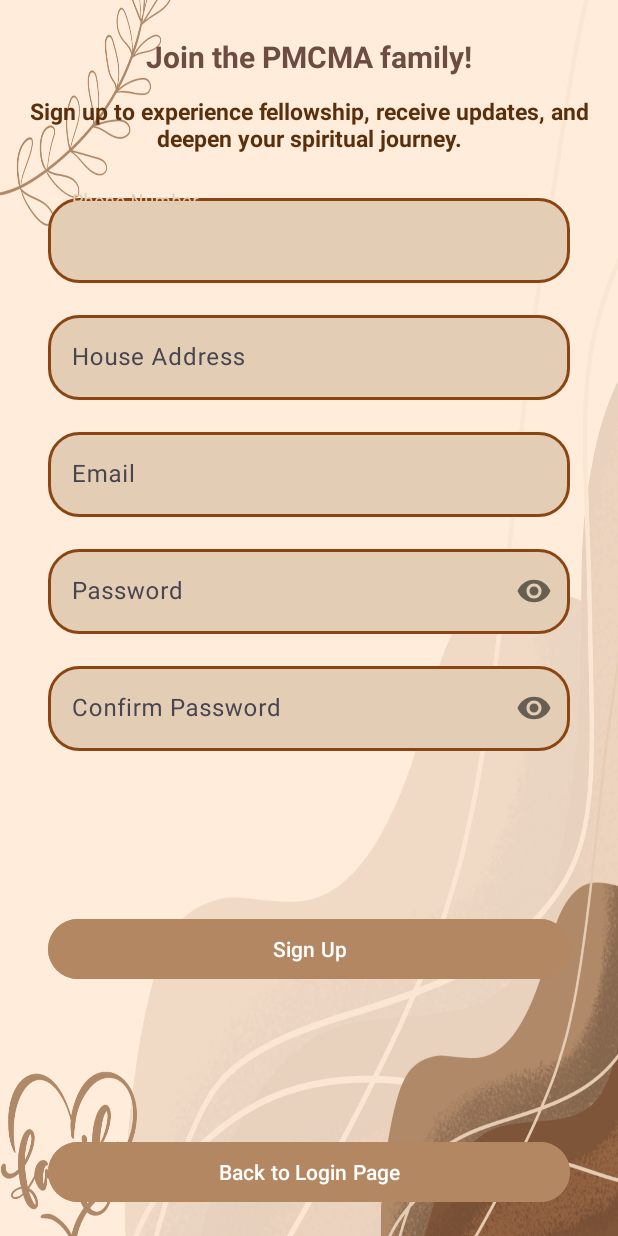
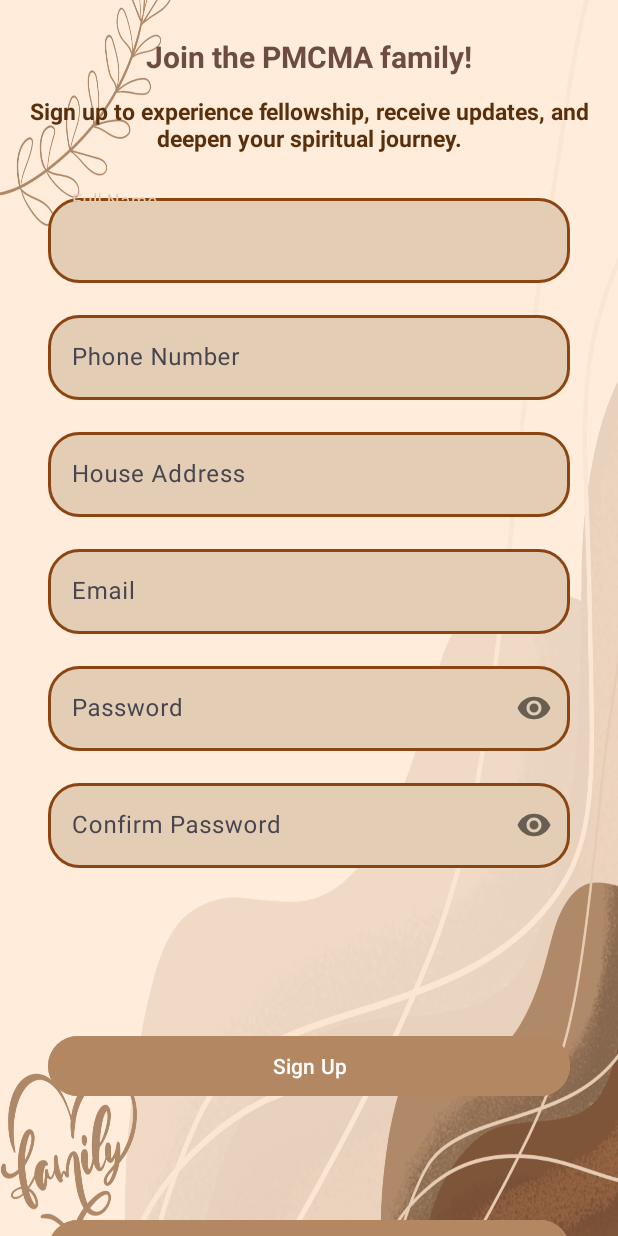
Before and after one commit to XBCAD7319-Group17/PMC-App, an Android app: the Register screen opened directly, with no data from a screen before it, after a tap on "Sign Up", on a phone screen of 412 x 824 dp. Run offline under Robolectric (Android 15) with nearby library versions, the phone set to English and light mode, and no system bars; our stand-ins replace Firebase (no records; nobody signed in at launch, a user with empty details on screens opened directly).

Commit message:
Register and Login Fix

```diff
--- a/app/src/main/java/com/pmcmaApp/pmcma/Register.kt
+++ b/app/src/main/java/com/pmcmaApp/pmcma/Register.kt
@@ -13,11 +13,13 @@ import com.google.firebase.auth.FirebaseAuthInvalidCredentialsException
 import com.google.firebase.auth.FirebaseAuthUserCollisionException
 import com.google.firebase.auth.FirebaseAuthWeakPasswordException
 import com.google.firebase.firestore.FirebaseFirestore
+import com.google.firebase.auth.UserProfileChangeRequest
 import java.lang.Exception
 
 class Register : AppCompatActivity() {
 
     // Variables for buttons
+    private lateinit var fullName: EditText
     private lateinit var phoneNumber: EditText
     private lateinit var houseAddress: EditText
     private lateinit var RegEmail: EditText
@@ -34,6 +36,7 @@ class Register : AppCompatActivity() {
         setContentView(R.layout.activity_register)
 
         // Typecasting
+        fullName = findViewById(R.id.fullName)
         phoneNumber = findViewById(R.id.phoneNumber)
         houseAddress = findViewById(R.id.houseAddress)
         RegEmail = findViewById(R.id.RegEmail)
@@ -61,6 +64,7 @@ class Register : AppCompatActivity() {
     }
 
     private fun SignUp() {
+        val name = fullName.text.toString().trim()
         val phone = phoneNumber.text.toString().trim()
         val house = houseAddress.text.toString().trim()
         val email = RegEmail.text.toString().trim()
@@ -68,7 +72,7 @@ class Register : AppCompatActivity() {
         val confirmPassword = RegconfirmPassword.text.toString().trim()
 
         // Validate inputs
-        if (phone.isBlank() || house.isBlank() || email.isBlank() || pass.isBlank() || confirmPassword.isBlank()) {
+        if (name.isBlank() || phone.isBlank() || house.isBlank() || email.isBlank() || pass.isBlank() || confirmPassword.isBlank()) {
             Toast.makeText(this, "Please fill in all fields!", Toast.LENGTH_SHORT).show()
             return
         }
@@ -92,6 +96,7 @@ class Register : AppCompatActivity() {
                     // Successfully created the user
                     val userId = mAuth.currentUser?.uid
                     val userInfo = hashMapOf(
+                        "fullname" to name,         // Save fullname string
                         "email" to email,           // Save email string
                         "phone" to phone,           // Save phone string
                         "houseAddress" to house     // Save house address string
@@ -101,11 +106,22 @@ class Register : AppCompatActivity() {
                     if (userId != null) {
                         db.collection("users").document(userId).set(userInfo)
                             .addOnSuccessListener {
-                                Toast.makeText(this, "User details have been saved", Toast.LENGTH_SHORT).show()
-                                // Navigate to login page after successful signup
-                                val intent = Intent(this@Register, Login::class.java)
-                                startActivity(intent)
-                                finish()
+                                // Update user profile with display name
+                                mAuth.currentUser?.updateProfile(
+                                    UserProfileChangeRequest.Builder()
+                                        .setDisplayName(name)
+                                        .build()
+                                )?.addOnCompleteListener { profileUpdateTask ->
+                                    if (profileUpdateTask.isSuccessful) {
+                                        Toast.makeText(this, "User details have been saved", Toast.LENGTH_SHORT).show()
+                                        // Navigate to login page after successful signup
+                                        val intent = Intent(this@Register, Login::class.java)
+                                        startActivity(intent)
+                                        finish()
+                                    } else {
+                                        Toast.makeText(this, "Failed to update display name", Toast.LENGTH_SHORT).show()
+                                    }
+                                }
                             }
                             .addOnFailureListener { e ->
                                 Toast.makeText(this, "Failed to save additional data: ${e.localizedMessage}", Toast.LENGTH_SHORT).show()
--- a/app/src/main/res/layout/activity_register.xml
+++ b/app/src/main/res/layout/activity_register.xml
@@ -23,9 +23,6 @@
         app:layout_constraintTop_toTopOf="parent" />
 
     <!-- Subtext -->
-
-    <!-- Phone Number Input -->
-    <!--android:textColor="#4E342E"-->
     <TextView
         android:id="@+id/textView2"
         android:layout_width="0dp"
@@ -41,8 +38,9 @@
         app:layout_constraintStart_toStartOf="parent"
         app:layout_constraintTop_toBottomOf="@id/textView" />
 
+    <!-- Full Name Input -->
     <com.google.android.material.textfield.TextInputLayout
-    android:id="@+id/phoneInputLayout"
+        android:id="@+id/fullNameInputLayout"
         android:layout_width="0dp"
         android:layout_height="wrap_content"
         app:layout_constraintTop_toBottomOf="@id/textView2"
@@ -52,13 +50,34 @@
         android:layout_marginHorizontal="32dp">
 
         <com.google.android.material.textfield.TextInputEditText
+            android:id="@+id/fullName"
+            android:layout_width="match_parent"
+            android:layout_height="wrap_content"
+            android:hint="Full Name"
+            android:inputType="textPersonName"
+            android:background="@drawable/caramel_border"
+            android:textColor="@android:color/black"
+            tools:ignore="TextContrastCheck,VisualLintTextFieldSize" />
+    </com.google.android.material.textfield.TextInputLayout>
+
+    <!-- Phone Number Input -->
+    <com.google.android.material.textfield.TextInputLayout
+        android:id="@+id/phoneInputLayout"
+        android:layout_width="0dp"
+        android:layout_height="wrap_content"
+        app:layout_constraintTop_toBottomOf="@id/fullNameInputLayout"
+        app:layout_constraintStart_toStartOf="parent"
+        app:layout_constraintEnd_toEndOf="parent"
+        android:layout_marginTop="16dp"
+        android:layout_marginHorizontal="32dp">
+
+        <com.google.android.material.textfield.TextInputEditText
             android:id="@+id/phoneNumber"
             android:layout_width="match_parent"
             android:layout_height="wrap_content"
             android:hint="@string/phone_number"
             android:inputType="phone"
             android:background="@drawable/caramel_border"
-
             android:textColor="@android:color/black"
             tools:ignore="TextContrastCheck,VisualLintTextFieldSize" />
     </com.google.android.material.textfield.TextInputLayout>
@@ -169,7 +188,7 @@
         app:layout_constraintTop_toBottomOf="@id/confirmPasswordInputLayout"
         tools:ignore="VisualLintButtonSize,TextContrastCheck" />
 
-    <!--Back to Login page Button -->
+    <!-- Back to Login page Button -->
     <com.google.android.material.button.MaterialButton
         android:id="@+id/btnBackToLogin"
         android:layout_width="0dp"
@@ -181,9 +200,7 @@
         app:layout_constraintBottom_toBottomOf="parent"
         app:layout_constraintEnd_toEndOf="parent"
         app:layout_constraintStart_toStartOf="parent"
-        app:layout_constraintTop_toTopOf="parent"
-        app:layout_constraintVertical_bias="0.972"
-        tools:ignore="VisualLintButtonSize,TextContrastCheck" />
-
+        app:layout_constraintTop_toBottomOf="@id/btnSignUp"
+        tools:ignore="TextContrastCheck" />
 
 </androidx.constraintlayout.widget.ConstraintLayout>
```
Also changed, not shown: app/src/main/java/com/pmcmaApp/pmcma/MainActivity.kt (+8 -1 lines). Lines whose indentation alone changed are shown as unchanged.
